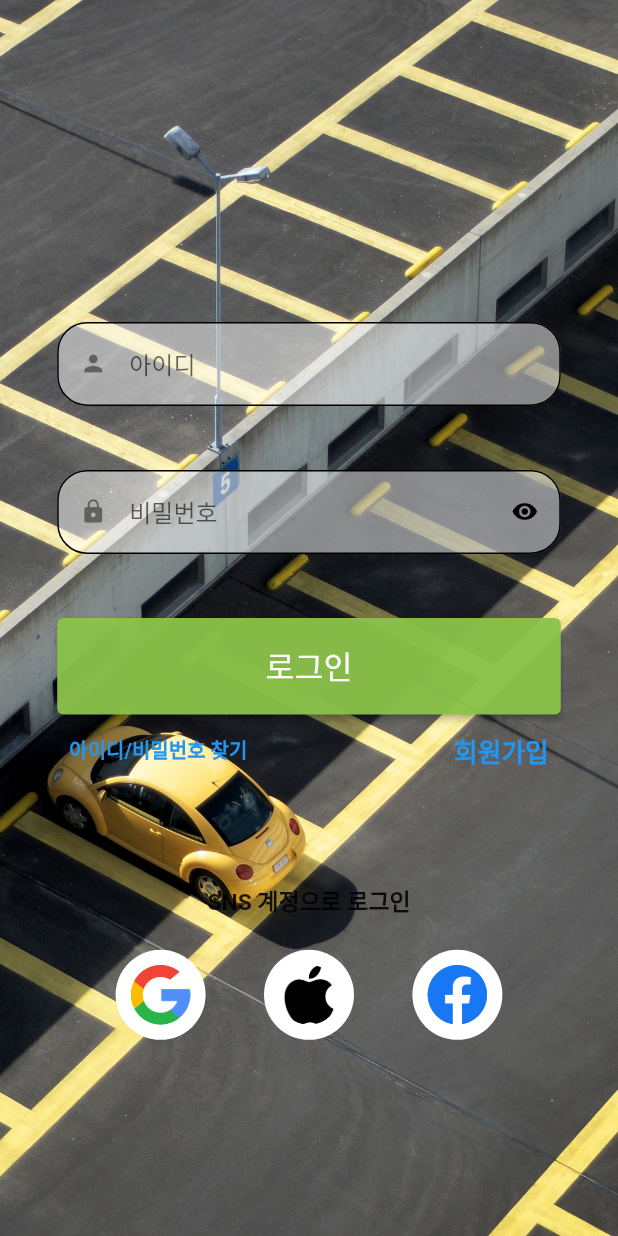
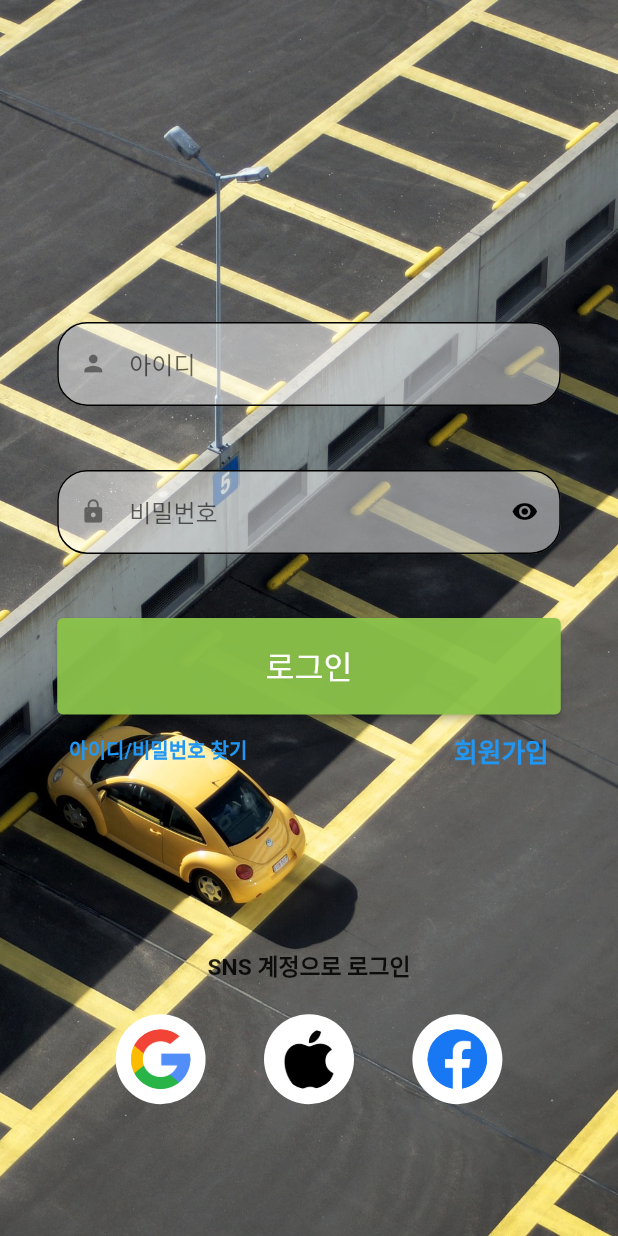
Before and after one commit to song011794/Car-Break, a Flutter app: the screen it shows after launch, on a phone screen of 412 x 824 dp. Run offline on Flutter 3.47's test engine with Material 2 defaults, Android fonts, the phone set to English and light mode, and no system bars; our stand-ins replace firebase_auth, firebase_core, flutter_dotenv, flutter_screenutil, freezed_annotation, geolocator and 3 more; accounts and stored records are empty; generated files the repository leaves out were written again.

Commit message:
refactor : SNS 계정으로 로그인 UI 위치 조정
1. SNS 계정으로 로그인 UI 위치 조정

```diff
--- a/lib/screen/login_screen.dart
+++ b/lib/screen/login_screen.dart
@@ -168,7 +168,7 @@ class LoginScreen extends StatelessWidget {
                   ],
                 ),
                 SizedBox(
-                  height: 150.h,
+                  height: 250.h,
                 ),
                 Text(
                   'sns_login'.tr,
```
